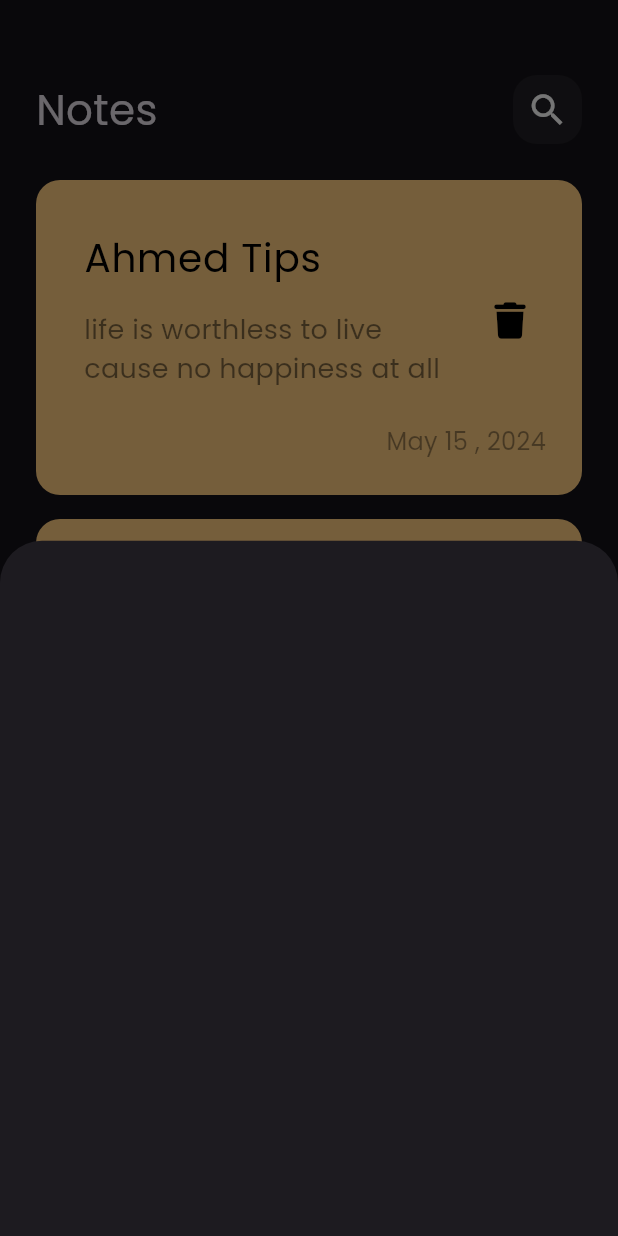
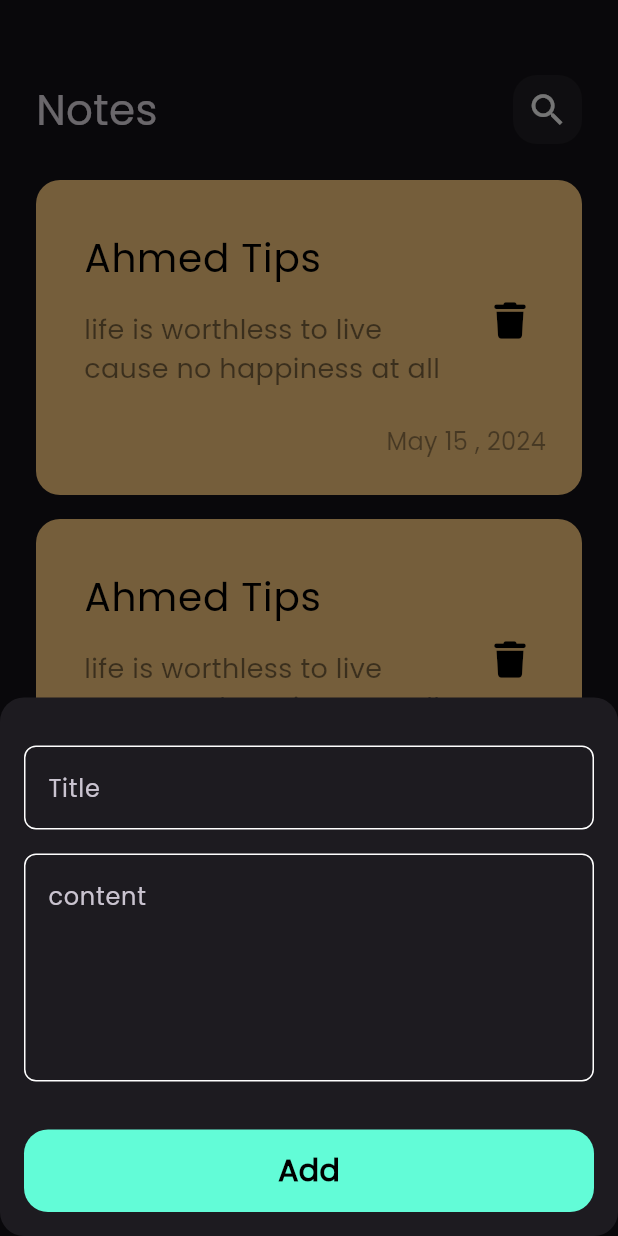
Before and after one commit to wolverinee7/notes_app, a Flutter app: the screen it shows after launch, after a tap on the "add" icon, on a phone screen of 412 x 824 dp. Run offline on Flutter 3.47's test engine with Material 3 defaults, Android fonts, the phone set to English and light mode, and no system bars; our stand-ins replace font_awesome_flutter.

Commit message:
add note bottom sheet

```diff
--- /dev/null
+++ b/lib/constants.dart
@@ -0,0 +1,3 @@
+import 'package:flutter/animation.dart';
+
+const kPrimaryColor = Color(0XFF62FCD7);
--- a/lib/views/notes_view.dart
+++ b/lib/views/notes_view.dart
@@ -12,6 +12,9 @@ class NotesView extends StatelessWidget {
       floatingActionButton: FloatingActionButton(
         onPressed: () {
           showModalBottomSheet(
+              shape: RoundedRectangleBorder(
+                borderRadius: BorderRadius.circular(16),
+              ),
               context: context,
               builder: (context) {
                 return const AddNoteBottomSheet();
--- a/lib/widgets/addnote_bottomsheet.dart
+++ b/lib/widgets/addnote_bottomsheet.dart
@@ -1,10 +1,41 @@
 import 'package:flutter/material.dart';
+import 'package:notes_app/constants.dart';
+import 'package:notes_app/widgets/custom_button.dart';
+import 'package:notes_app/widgets/custom_textfield.dart';
 
 class AddNoteBottomSheet extends StatelessWidget {
   const AddNoteBottomSheet({super.key});
 
   @override
   Widget build(BuildContext context) {
-    return Container();
+    return Padding(
+      padding: const EdgeInsets.symmetric(horizontal: 16),
+      child: SingleChildScrollView(
+        child: Column(
+          children: [
+            SizedBox(
+              height: 32,
+            ),
+            CustomTextField(
+              hint: 'Title',
+            ),
+            SizedBox(
+              height: 16,
+            ),
+            CustomTextField(
+              hint: 'content',
+              maxLines: 5,
+            ),
+            SizedBox(
+              height: 32,
+            ),
+            CustomButton(),
+            SizedBox(
+              height: 16,
+            ),
+          ],
+        ),
+      ),
+    );
   }
 }
--- /dev/null
+++ b/lib/widgets/custom_button.dart
@@ -0,0 +1,23 @@
+import 'package:flutter/material.dart';
+import 'package:notes_app/constants.dart';
+
+class CustomButton extends StatelessWidget {
+  const CustomButton({super.key});
+
+  @override
+  Widget build(BuildContext context) {
+    return Container(
+      width: MediaQuery.of(context).size.width,
+      height: 55,
+      decoration: BoxDecoration(
+          color: kPrimaryColor, borderRadius: BorderRadius.circular(16)),
+      child: Center(
+        child: Text(
+          'Add',
+          style: TextStyle(
+              color: Colors.black, fontSize: 20, fontWeight: FontWeight.bold),
+        ),
+      ),
+    );
+  }
+}
--- /dev/null
+++ b/lib/widgets/custom_textfield.dart
@@ -0,0 +1,29 @@
+import 'package:flutter/material.dart';
+import 'package:notes_app/constants.dart';
+
+class CustomTextField extends StatelessWidget {
+  const CustomTextField({super.key, required this.hint, this.maxLines = 1});
+  final String hint;
+  final int maxLines;
+  @override
+  Widget build(BuildContext context) {
+    return TextField(
+      maxLines: maxLines,
+      cursorColor: kPrimaryColor,
+      decoration: InputDecoration(
+        hintText: hint,
+        border: buildBorder(),
+        enabledBorder: buildBorder(),
+        focusedBorder: buildBorder(kPrimaryColor),
+      ),
+    );
+  }
+
+  OutlineInputBorder buildBorder([color]) {
+    return OutlineInputBorder(
+        borderRadius: BorderRadius.circular(8),
+        borderSide: BorderSide(
+          color: color ?? Colors.white,
+        ));
+  }
+}
--- a/lib/widgets/notes_view_body.dart
+++ b/lib/widgets/notes_view_body.dart
@@ -1,6 +1,5 @@
 import 'package:flutter/material.dart';
 import 'package:notes_app/widgets/custom_appbar.dart';
-import 'package:notes_app/widgets/custom_notes_item.dart';
 import 'package:notes_app/widgets/notes_list_view.dart';
 
 class NotesViewBody extends StatelessWidget {
```
